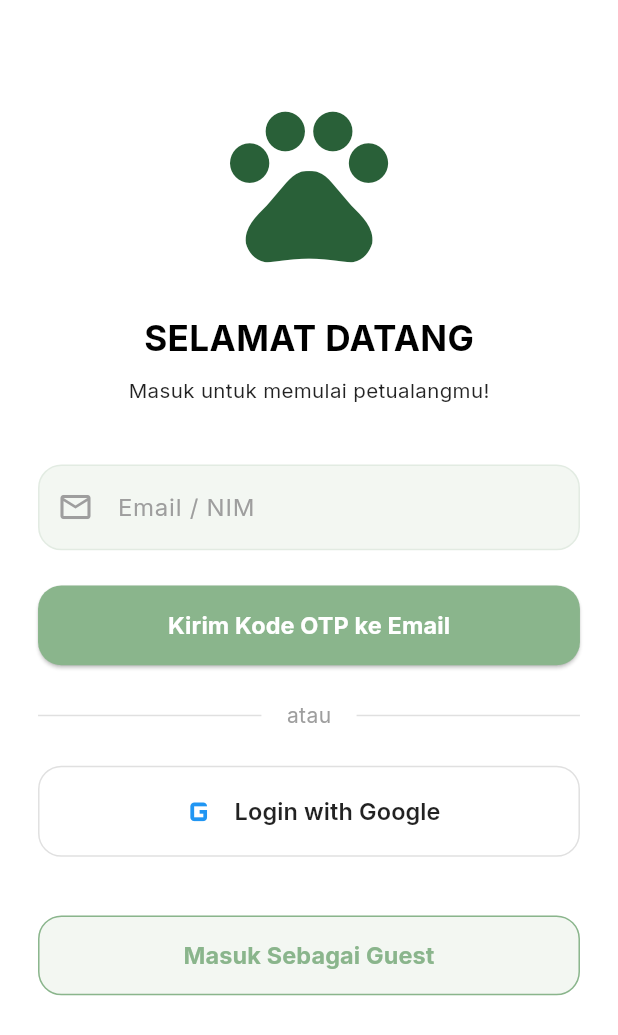
After one commit to dawooodd/AR-Campus, a Flutter app: the LoginScreen screen opened directly, on a phone screen of 412 x 824 dp. The commit adds this screen. Shown: the top 1035 px of the screen. Run offline on Flutter 3.47's test engine with Material 3 defaults, Android fonts, the phone set to English and light mode, and no system bars; our stand-ins replace flutter_screenutil, google_fonts, permission_handler, shared_preferences; missing offline and left inert: mobile_scanner; accounts and stored records are empty.

Commit message:
main entry point and UI screens including map, splash, and login functionality

```diff
--- a/lib/main.dart
+++ b/lib/main.dart
@@ -3,7 +3,7 @@ import 'package:flutter_screenutil/flutter_screenutil.dart';
 import 'package:provider/provider.dart';
 import 'providers/game_provider.dart';
 import 'theme/app_theme.dart';
-import 'ui/home_screen.dart';
+import 'ui/splash_screen.dart';
 
 void main() {
   runApp(const MyApp());
@@ -31,7 +31,7 @@ class MyApp extends StatelessWidget {
               primarySwatch: Colors.green,
               scaffoldBackgroundColor: Colors.white,
             ),
-            home: const HomeScreen(),
+            home: const SplashScreen(),
           );
         },
       ),
--- /dev/null
+++ b/lib/ui/login_screen.dart
@@ -0,0 +1,202 @@
+import 'package:flutter/material.dart';
+import 'package:flutter_screenutil/flutter_screenutil.dart';
+import 'package:google_fonts/google_fonts.dart';
+import 'package:provider/provider.dart';
+
+import '../providers/game_provider.dart';
+import '../theme/app_colors.dart';
+import 'home_screen.dart';
+
+class LoginScreen extends StatefulWidget {
+  const LoginScreen({super.key});
+
+  @override
+  State<LoginScreen> createState() => _LoginScreenState();
+}
+
+class _LoginScreenState extends State<LoginScreen> {
+  final TextEditingController _identifierController = TextEditingController();
+
+  void _loginAsStudent() {
+    if (_identifierController.text.isNotEmpty) {
+      Provider.of<GameProvider>(context, listen: false).login(_identifierController.text);
+      Navigator.pushReplacement(
+        context,
+        MaterialPageRoute(builder: (context) => const HomeScreen()),
+      );
+    } else {
+      ScaffoldMessenger.of(context).showSnackBar(
+        const SnackBar(content: Text('Harap isi Email / NIM')),
+      );
+    }
+  }
+
+  void _loginWithGoogle() {
+    // Simulated Google Login
+    Provider.of<GameProvider>(context, listen: false).login("google_user");
+    Navigator.pushReplacement(
+      context,
+      MaterialPageRoute(builder: (context) => const HomeScreen()),
+    );
+  }
+
+  void _loginAsGuest() {
+    Provider.of<GameProvider>(context, listen: false).loginAsGuest();
+    Navigator.pushReplacement(
+      context,
+      MaterialPageRoute(builder: (context) => const HomeScreen()),
+    );
+  }
+
+  @override
+  void dispose() {
+    _identifierController.dispose();
+    super.dispose();
+  }
+
+  @override
+  Widget build(BuildContext context) {
+    return Scaffold(
+      backgroundColor: Colors.white,
+      body: SafeArea(
+        child: SingleChildScrollView(
+          padding: EdgeInsets.symmetric(horizontal: 24.w, vertical: 40.h),
+          child: Column(
+            crossAxisAlignment: CrossAxisAlignment.center,
+            children: [
+              SizedBox(height: 20.h),
+              // Mascot Image Placeholder
+              Icon(Icons.pets, size: 120.w, color: AppColors.primaryGreen),
+              SizedBox(height: 24.h),
+
+              Text(
+                "SELAMAT DATANG",
+                style: GoogleFonts.inter(
+                  color: Colors.black,
+                  fontSize: 24.sp,
+                  fontWeight: FontWeight.bold,
+                ),
+              ),
+              SizedBox(height: 8.h),
+              Text(
+                "Masuk untuk memulai petualangmu!",
+                style: GoogleFonts.inter(
+                  color: Colors.black87,
+                  fontSize: 14.sp,
+                ),
+              ),
+              SizedBox(height: 40.h),
+
+              // Email / NIM Field
+              Container(
+                decoration: BoxDecoration(
+                  color: AppColors.cardBackground,
+                  borderRadius: BorderRadius.circular(16.r),
+                  border: Border.all(color: AppColors.borderCard),
+                ),
+                child: TextField(
+                  controller: _identifierController,
+                  decoration: InputDecoration(
+                    hintText: "Email / NIM",
+                    hintStyle: GoogleFonts.inter(color: Colors.grey),
+                    prefixIcon: Icon(Icons.email_outlined, color: Colors.grey),
+                    border: InputBorder.none,
+                    contentPadding: EdgeInsets.symmetric(vertical: 16.h),
+                  ),
+                ),
+              ),
+              SizedBox(height: 24.h),
+
+              // Kirim OTP Button
+              ElevatedButton(
+                style: ElevatedButton.styleFrom(
+                  backgroundColor: AppColors.outlineGreen, // Lighter green from the design
+                  padding: EdgeInsets.symmetric(vertical: 16.h),
+                  shape: RoundedRectangleBorder(
+                    borderRadius: BorderRadius.circular(16.r),
+                  ),
+                  minimumSize: const Size(double.infinity, 50),
+                ),
+                onPressed: _loginAsStudent,
+                child: Text(
+                  "Kirim Kode OTP ke Email",
+                  style: GoogleFonts.inter(
+                    color: Colors.white,
+                    fontSize: 16.sp,
+                    fontWeight: FontWeight.bold,
+                  ),
+                ),
+              ),
+
+              SizedBox(height: 24.h),
+              Row(
+                children: [
+                  Expanded(child: Divider(color: Colors.grey.shade300)),
+                  Padding(
+                    padding: EdgeInsets.symmetric(horizontal: 16.w),
+                    child: Text("atau", style: GoogleFonts.inter(color: Colors.grey)),
+                  ),
+                  Expanded(child: Divider(color: Colors.grey.shade300)),
+                ],
+              ),
+              SizedBox(height: 24.h),
+
+              // Login with Google Button
+              OutlinedButton(
+                style: OutlinedButton.styleFrom(
+                  padding: EdgeInsets.symmetric(vertical: 16.h),
+                  side: BorderSide(color: Colors.grey.shade300),
+                  shape: RoundedRectangleBorder(
+                    borderRadius: BorderRadius.circular(16.r),
+                  ),
+                  minimumSize: const Size(double.infinity, 50),
+                ),
+                onPressed: _loginWithGoogle,
+                child: Row(
+                  mainAxisAlignment: MainAxisAlignment.center,
+                  children: [
+                    // Placeholder for Google Icon (using generic icon since flutter standard doesn't have G logo)
+                    Icon(Icons.g_mobiledata, color: Colors.blue, size: 28.w),
+                    SizedBox(width: 8.w),
+                    Text(
+                      "Login with Google",
+                      style: GoogleFonts.inter(
+                        color: Colors.black87,
+                        fontSize: 16.sp,
+                        fontWeight: FontWeight.w600,
+                      ),
+                    ),
+                  ],
+                ),
+              ),
+
+              SizedBox(height: 40.h),
+
+              // Masuk Sebagai Guest Button
+              OutlinedButton(
+                style: OutlinedButton.styleFrom(
+                  padding: EdgeInsets.symmetric(vertical: 16.h),
+                  backgroundColor: AppColors.cardBackground,
+                  side: BorderSide(color: AppColors.outlineGreen),
+                  shape: RoundedRectangleBorder(
+                    borderRadius: BorderRadius.circular(16.r),
+                  ),
+                  minimumSize: const Size(double.infinity, 50),
+                ),
+                onPressed: _loginAsGuest,
+                child: Text(
+                  "Masuk Sebagai Guest",
+                  style: GoogleFonts.inter(
+                    color: AppColors.outlineGreen,
+                    fontSize: 16.sp,
+                    fontWeight: FontWeight.bold,
+                  ),
+                ),
+              ),
+            ],
+          ),
+        ),
+      ),
+    );
+  }
+}
--- a/lib/ui/map_screen.dart
+++ b/lib/ui/map_screen.dart
@@ -38,8 +38,23 @@ class _MapScreenState extends State<MapScreen> {
   }
 
   void _onPilihTantangan() {
-    final isRealLocation = Provider.of<GameProvider>(context, listen: false).isRealLocation;
-    if (isRealLocation) {
+    final provider = Provider.of<GameProvider>(context, listen: false);
+
+    if (provider.isGuest) {
+      ScaffoldMessenger.of(context).showSnackBar(
+        SnackBar(
+          content: Text(
+            'Guest hanya dapat melihat peta. Login untuk bermain!',
+            style: GoogleFonts.inter(color: Colors.white, fontWeight: FontWeight.bold),
+          ),
+          backgroundColor: Colors.orange,
+          behavior: SnackBarBehavior.floating,
+        ),
+      );
+      return;
+    }
+
+    if (provider.isRealLocation) {
       Navigator.push(
         context,
         MaterialPageRoute(builder: (context) => const QrScannerScreen()),
--- a/lib/ui/splash_screen.dart
+++ b/lib/ui/splash_screen.dart
@@ -57,7 +57,7 @@ class _SplashScreenState extends State<SplashScreen> with SingleTickerProviderSt
           Positioned.fill(
             child: Container(
               decoration: const BoxDecoration(
-                gradient: Linear介Gradient(
+                gradient: LinearGradient(
                   begin: Alignment.topCenter,
                   end: Alignment.bottomCenter,
                   colors: [Color(0xFF63B8FF), Color(0xFFE0F2F1)],
```
